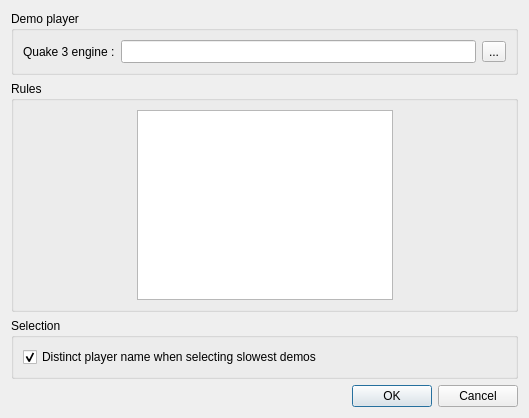
The window that src/settingsdialog.ui (sousix/QDM68) describes before a commit, drawn with Qt 5.
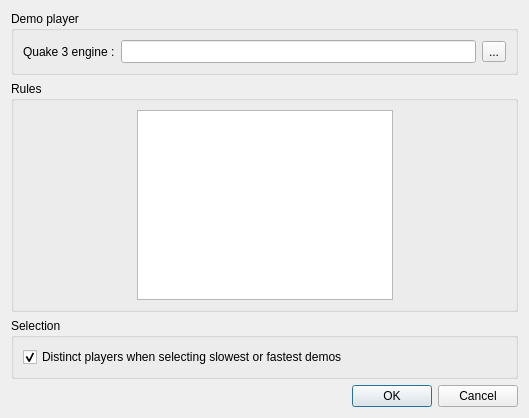
The same window after the commit.

```diff
--- a/src/settingsdialog.ui
+++ b/src/settingsdialog.ui
@@ -134,7 +134,7 @@
       <item>
        <widget class="QCheckBox" name="boxDistinctPlayer">
         <property name="text">
-         <string>Distinct player name when selecting slowest demos</string>
+         <string>Distinct players when selecting slowest or fastest demos</string>
         </property>
         <property name="checked">
          <bool>true</bool>
```
